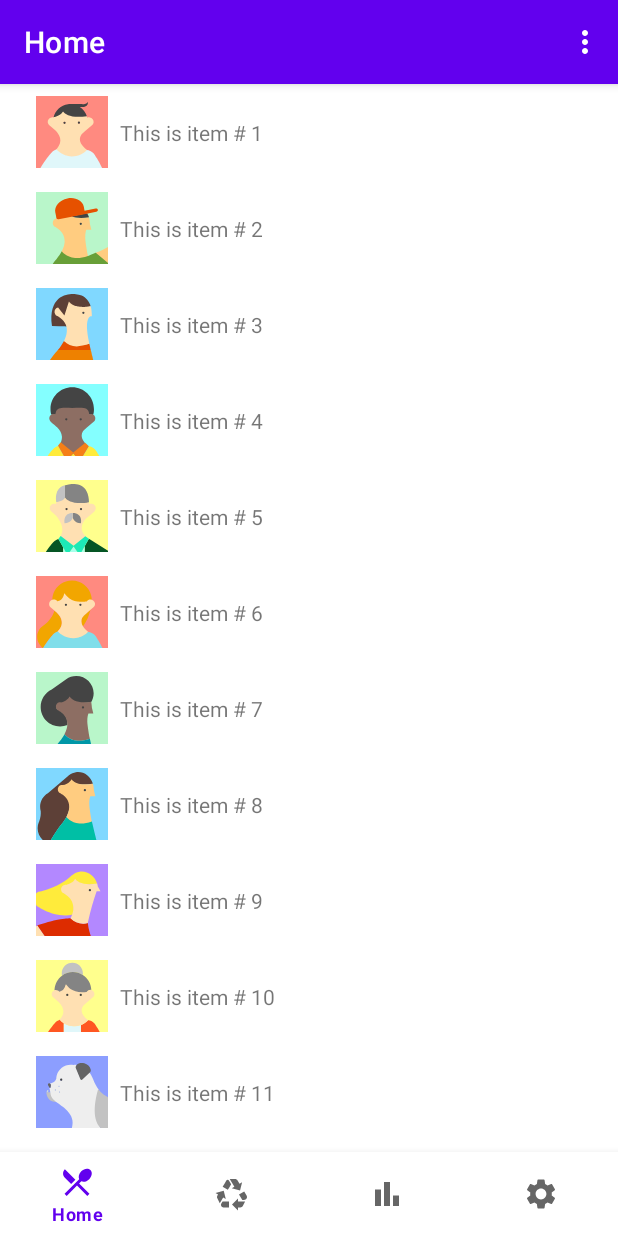
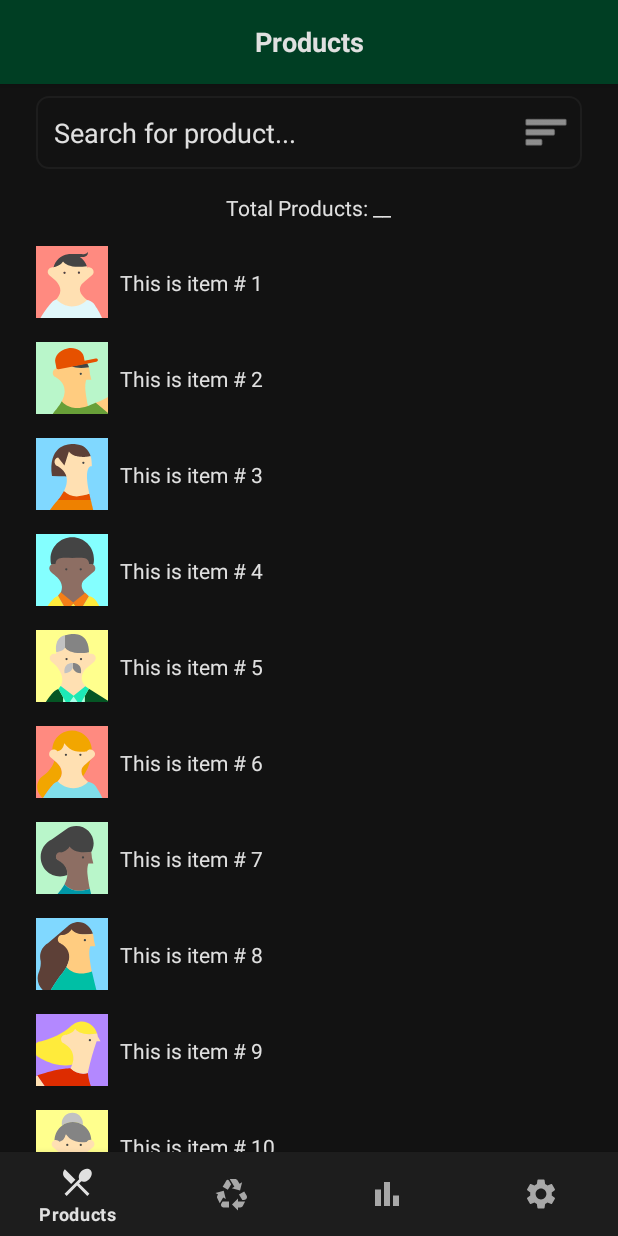
Before and after one commit to SimmSoft/QFoodly, an Android app: the screen it shows after launch (MainActivity), on a phone screen of 412 x 824 dp. Run offline under Robolectric (Android 15) with nearby library versions, the phone set to English and light mode, and no system bars; our stand-ins replace navigation-ui; 1 statement that could not run was skipped.

Commit message:
Redesign toolbar and home UI, update theme and navigation
Added centered toolbar title and updated MainActivity. Redesigned home fragment layout to include a search bar, sort button, and product count. Updated color scheme, theme, and bottom navigation appearance for a darker look.

```diff
--- a/app/src/main/java/com/example/qfoodly/MainActivity.java
+++ b/app/src/main/java/com/example/qfoodly/MainActivity.java
@@ -1,16 +1,13 @@
 package com.example.qfoodly;
 
 import android.os.Bundle;
-import android.view.MenuItem;
-import android.view.Menu;
+import android.widget.TextView;
 
 import com.google.android.material.bottomnavigation.BottomNavigationView;
-import com.google.android.material.snackbar.Snackbar;
 import com.google.android.material.navigation.NavigationView;
 
-import androidx.annotation.NonNull;
 import androidx.navigation.NavController;
-import androidx.navigation.Navigation;
+import androidx.navigation.NavDestination;
 import androidx.navigation.fragment.NavHostFragment;
 import androidx.navigation.ui.AppBarConfiguration;
 import androidx.navigation.ui.NavigationUI;
@@ -30,6 +27,10 @@ public class MainActivity extends AppCompatActivity {
         setContentView(binding.getRoot());
 
         setSupportActionBar(binding.appBarMain.toolbar);
+        if (getSupportActionBar() != null) {
+            getSupportActionBar().setDisplayShowTitleEnabled(false);
+        }
+
         NavHostFragment navHostFragment = (NavHostFragment) getSupportFragmentManager().findFragmentById(R.id.nav_host_fragment_content_main);
         assert navHostFragment != null;
         NavController navController = navHostFragment.getNavController();
@@ -47,39 +48,23 @@ public class MainActivity extends AppCompatActivity {
         BottomNavigationView bottomNavigationView = binding.appBarMain.contentMain.bottomNavView;
         if (bottomNavigationView != null) {
             mAppBarConfiguration = new AppBarConfiguration.Builder(
-                    R.id.nav_home, R.id.nav_deposit, R.id.nav_stats , R.id.nav_settings)
+                    R.id.nav_home, R.id.nav_deposit, R.id.nav_stats, R.id.nav_settings)
                     .build();
             NavigationUI.setupActionBarWithNavController(this, navController, mAppBarConfiguration);
             NavigationUI.setupWithNavController(bottomNavigationView, navController);
         }
-    }
 
-    @Override
-    public boolean onCreateOptionsMenu(Menu menu) {
-        boolean result = super.onCreateOptionsMenu(menu);
-        // Using findViewById because NavigationView exists in different layout files
-        // between w600dp and w1240dp
-        NavigationView navView = findViewById(R.id.nav_view);
-        if (navView == null) {
-            // The navigation drawer already has the items including the items in the overflow menu
-            // We only inflate the overflow menu if the navigation drawer isn't visible
-            getMenuInflater().inflate(R.menu.overflow, menu);
-        }
-        return result;
-    }
-
-    @Override
-    public boolean onOptionsItemSelected(@NonNull MenuItem item) {
-        if (item.getItemId() == R.id.nav_settings) {
-            NavController navController = Navigation.findNavController(this, R.id.nav_host_fragment_content_main);
-            navController.navigate(R.id.nav_settings);
-        }
-        return super.onOptionsItemSelected(item);
+        TextView toolbarTitle = findViewById(R.id.toolbar_title);
+        navController.addOnDestinationChangedListener((controller, destination, arguments) -> {
+            if (toolbarTitle != null) {
+                toolbarTitle.setText(destination.getLabel());
+            }
+        });
     }
 
     @Override
     public boolean onSupportNavigateUp() {
-        NavController navController = Navigation.findNavController(this, R.id.nav_host_fragment_content_main);
+        NavController navController = NavHostFragment.findNavController(getSupportFragmentManager().findFragmentById(R.id.nav_host_fragment_content_main));
         return NavigationUI.navigateUp(navController, mAppBarConfiguration)
                 || super.onSupportNavigateUp();
     }
--- a/app/src/main/java/com/example/qfoodly/ui/deposit/DepositViewModel.java
+++ b/app/src/main/java/com/example/qfoodly/ui/deposit/DepositViewModel.java
@@ -10,7 +10,7 @@ public class DepositViewModel extends ViewModel {
 
     public DepositViewModel() {
         mText = new MutableLiveData<>();
-        mText.setValue("This is slideshow fragment");
+        mText.setValue("DEPOSIT");
     }
 
     public LiveData<String> getText() {
--- a/app/src/main/java/com/example/qfoodly/ui/settings/SettingsViewModel.java
+++ b/app/src/main/java/com/example/qfoodly/ui/settings/SettingsViewModel.java
@@ -10,7 +10,7 @@ public class SettingsViewModel extends ViewModel {
 
     public SettingsViewModel() {
         mText = new MutableLiveData<>();
-        mText.setValue("This is settings fragment");
+        mText.setValue("SETTINGS");
     }
 
     public LiveData<String> getText() {
--- a/app/src/main/java/com/example/qfoodly/ui/stats/StatsViewModel.java
+++ b/app/src/main/java/com/example/qfoodly/ui/stats/StatsViewModel.java
@@ -10,7 +10,7 @@ public class StatsViewModel extends ViewModel {
 
     public StatsViewModel() {
         mText = new MutableLiveData<>();
-        mText.setValue("This is reflow fragment");
+        mText.setValue("STATS");
     }
 
     public LiveData<String> getText() {
--- /dev/null
+++ b/app/src/main/res/color/bottom_nav_color.xml
@@ -0,0 +1,5 @@
+<?xml version="1.0" encoding="utf-8"?>
+<selector xmlns:android="http://schemas.android.com/apk/res/android">
+    <item android:color="@color/white" android:state_checked="true" />
+    <item android:color="#A8A8A8" />
+</selector>
--- /dev/null
+++ b/app/src/main/res/drawable/search_bar_background.xml
@@ -0,0 +1,8 @@
+<?xml version="1.0" encoding="utf-8"?>
+<shape xmlns:android="http://schemas.android.com/apk/res/android">
+    <solid android:color="@color/background_dark" />
+    <corners android:radius="8dp" />
+    <stroke
+        android:width="1dp"
+        android:color="@color/secondary_dark" />
+</shape>
--- a/app/src/main/res/layout-w1240dp/app_bar_main.xml
+++ b/app/src/main/res/layout-w1240dp/app_bar_main.xml
@@ -17,7 +17,18 @@
             android:layout_width="match_parent"
             android:layout_height="?attr/actionBarSize"
             android:background="?attr/colorPrimary"
-            app:popupTheme="@style/Theme.QFoodly.PopupOverlay" />
+            app:popupTheme="@style/Theme.QFoodly.PopupOverlay">
+
+            <TextView
+                android:id="@+id/toolbar_title"
+                android:layout_width="wrap_content"
+                android:layout_height="wrap_content"
+                android:layout_gravity="center"
+                android:textColor="@color/white"
+                android:textSize="18sp"
+                android:textStyle="bold"
+                tools:text="Title" />
+        </androidx.appcompat.widget.Toolbar>
 
     </com.google.android.material.appbar.AppBarLayout>
 
--- a/app/src/main/res/layout-w600dp/app_bar_main.xml
+++ b/app/src/main/res/layout-w600dp/app_bar_main.xml
@@ -17,7 +17,18 @@
             android:layout_width="match_parent"
             android:layout_height="?attr/actionBarSize"
             android:background="?attr/colorPrimary"
-            app:popupTheme="@style/Theme.QFoodly.PopupOverlay" />
+            app:popupTheme="@style/Theme.QFoodly.PopupOverlay">
+
+            <TextView
+                android:id="@+id/toolbar_title"
+                android:layout_width="wrap_content"
+                android:layout_height="wrap_content"
+                android:layout_gravity="center"
+                android:textColor="@color/white"
+                android:textSize="18sp"
+                android:textStyle="bold"
+                tools:text="Title" />
+        </androidx.appcompat.widget.Toolbar>
 
     </com.google.android.material.appbar.AppBarLayout>
 
--- a/app/src/main/res/layout-w600dp/fragment_home.xml
+++ b/app/src/main/res/layout-w600dp/fragment_home.xml
@@ -1,10 +1,61 @@
 <?xml version="1.0" encoding="utf-8"?>
-<androidx.recyclerview.widget.RecyclerView xmlns:android="http://schemas.android.com/apk/res/android"
+<RelativeLayout xmlns:android="http://schemas.android.com/apk/res/android"
     xmlns:app="http://schemas.android.com/apk/res-auto"
     xmlns:tools="http://schemas.android.com/tools"
-    android:id="@+id/recyclerview_home"
     android:layout_width="match_parent"
     android:layout_height="match_parent"
-    app:layoutManager="GridLayoutManager"
-    app:spanCount="4"
-    tools:context=".ui.home.HomeFragment" />
+    tools:context=".ui.home.HomeFragment">
+
+    <RelativeLayout
+        android:id="@+id/search_container"
+        android:layout_width="match_parent"
+        android:layout_height="wrap_content"
+        android:layout_margin="8dp"
+        android:background="@drawable/search_bar_background">
+
+        <EditText
+            android:id="@+id/search_edit_text"
+            android:layout_width="match_parent"
+            android:layout_height="wrap_content"
+            android:layout_toStartOf="@+id/sort_button"
+            android:background="@android:color/transparent"
+            android:hint="Search for product..."
+            android:inputType="text"
+            android:maxLines="1"
+            android:padding="12dp"
+            android:textColor="@color/white"
+            android:textColorHint="@color/white" />
+
+        <ImageButton
+            android:id="@+id/sort_button"
+            android:layout_width="wrap_content"
+            android:layout_height="wrap_content"
+            android:layout_alignParentEnd="true"
+            android:layout_centerVertical="true"
+            android:background="@android:color/transparent"
+            android:contentDescription="Sort"
+            android:padding="8dp"
+            android:src="@android:drawable/ic_menu_sort_by_size"
+            app:tint="@color/white" />
+    </RelativeLayout>
+
+    <TextView
+        android:id="@+id/total_products_text"
+        android:layout_width="wrap_content"
+        android:layout_height="wrap_content"
+        android:layout_below="@+id/search_container"
+        android:layout_centerHorizontal="true"
+        android:layout_marginTop="8dp"
+        android:text="Total Products: __"
+        android:textColor="@color/white" />
+
+    <androidx.recyclerview.widget.RecyclerView
+        android:id="@+id/recyclerview_home"
+        android:layout_width="match_parent"
+        android:layout_height="match_parent"
+        android:layout_below="@+id/total_products_text"
+        android:layout_marginTop="8dp"
+        app:layoutManager="GridLayoutManager"
+        app:spanCount="4" />
+
+</RelativeLayout>
--- a/app/src/main/res/layout/app_bar_main.xml
+++ b/app/src/main/res/layout/app_bar_main.xml
@@ -17,7 +17,18 @@
             android:layout_width="match_parent"
             android:layout_height="?attr/actionBarSize"
             android:background="?attr/colorPrimary"
-            app:popupTheme="@style/Theme.QFoodly.PopupOverlay" />
+            app:popupTheme="@style/Theme.QFoodly.PopupOverlay">
+
+            <TextView
+                android:id="@+id/toolbar_title"
+                android:layout_width="wrap_content"
+                android:layout_height="wrap_content"
+                android:layout_gravity="center"
+                android:textColor="@color/white"
+                android:textSize="18sp"
+                android:textStyle="bold"
+                tools:text="Title" />
+        </androidx.appcompat.widget.Toolbar>
 
     </com.google.android.material.appbar.AppBarLayout>
 
--- a/app/src/main/res/layout/content_main.xml
+++ b/app/src/main/res/layout/content_main.xml
@@ -24,5 +24,8 @@
         android:layout_width="match_parent"
         android:layout_height="56dp"
         android:layout_gravity="bottom"
+        android:background="@color/secondary_dark"
+        app:itemIconTint="@color/bottom_nav_color"
+        app:itemTextColor="@color/bottom_nav_color"
         app:menu="@menu/bottom_navigation" />
 </LinearLayout>
--- a/app/src/main/res/layout/fragment_home.xml
+++ b/app/src/main/res/layout/fragment_home.xml
@@ -1,9 +1,60 @@
 <?xml version="1.0" encoding="utf-8"?>
-<androidx.recyclerview.widget.RecyclerView xmlns:android="http://schemas.android.com/apk/res/android"
+<RelativeLayout xmlns:android="http://schemas.android.com/apk/res/android"
     xmlns:app="http://schemas.android.com/apk/res-auto"
     xmlns:tools="http://schemas.android.com/tools"
-    android:id="@+id/recyclerview_home"
     android:layout_width="match_parent"
     android:layout_height="match_parent"
-    app:layoutManager="LinearLayoutManager"
-    tools:context=".ui.home.HomeFragment" />
+    tools:context=".ui.home.HomeFragment">
+
+    <RelativeLayout
+        android:id="@+id/search_container"
+        android:layout_width="match_parent"
+        android:layout_height="wrap_content"
+        android:layout_margin="8dp"
+        android:background="@drawable/search_bar_background">
+
+        <EditText
+            android:id="@+id/search_edit_text"
+            android:layout_width="match_parent"
+            android:layout_height="wrap_content"
+            android:layout_toStartOf="@+id/sort_button"
+            android:background="@android:color/transparent"
+            android:hint="Search for product..."
+            android:inputType="text"
+            android:maxLines="1"
+            android:padding="12dp"
+            android:textColor="@color/white"
+            android:textColorHint="@color/white" />
+
+        <ImageButton
+            android:id="@+id/sort_button"
+            android:layout_width="wrap_content"
+            android:layout_height="wrap_content"
+            android:layout_alignParentEnd="true"
+            android:layout_centerVertical="true"
+            android:background="@android:color/transparent"
+            android:contentDescription="Sort"
+            android:padding="8dp"
+            android:src="@android:drawable/ic_menu_sort_by_size"
+            app:tint="@color/white" />
+    </RelativeLayout>
+
+    <TextView
+        android:id="@+id/total_products_text"
+        android:layout_width="wrap_content"
+        android:layout_height="wrap_content"
+        android:layout_below="@+id/search_container"
+        android:layout_centerHorizontal="true"
+        android:layout_marginTop="8dp"
+        android:text="Total Products: __"
+        android:textColor="@color/white" />
+
+    <androidx.recyclerview.widget.RecyclerView
+        android:id="@+id/recyclerview_home"
+        android:layout_width="match_parent"
+        android:layout_height="match_parent"
+        android:layout_below="@+id/total_products_text"
+        android:layout_marginTop="8dp"
+        app:layoutManager="LinearLayoutManager" />
+
+</RelativeLayout>
--- a/app/src/main/res/navigation/mobile_navigation.xml
+++ b/app/src/main/res/navigation/mobile_navigation.xml
@@ -9,23 +9,63 @@
         android:id="@+id/nav_home"
         android:name="com.example.qfoodly.ui.home.HomeFragment"
         android:label="@string/menu_home"
-        tools:layout="@layout/fragment_home" />
+        tools:layout="@layout/fragment_home" >
+        <action
+            android:id="@+id/action_nav_home_to_nav_deposit"
+            app:destination="@id/nav_deposit" />
+        <action
+            android:id="@+id/action_nav_home_to_nav_stats"
+            app:destination="@id/nav_stats" />
+        <action
+            android:id="@+id/action_nav_home_to_nav_settings"
+            app:destination="@id/nav_settings" />
+    </fragment>
 
     <fragment
         android:id="@+id/nav_deposit"
         android:name="com.example.qfoodly.ui.deposit.DepositFragment"
         android:label="@string/menu_deposit"
-        tools:layout="@layout/fragment_deposit" />
+        tools:layout="@layout/fragment_deposit" >
+        <action
+            android:id="@+id/action_nav_deposit_to_nav_home"
+            app:destination="@id/nav_home" />
+        <action
+            android:id="@+id/action_nav_deposit_to_nav_stats"
+            app:destination="@id/nav_stats" />
+        <action
+            android:id="@+id/action_nav_deposit_to_nav_settings"
+            app:destination="@id/nav_settings" />
+    </fragment>
 
     <fragment
         android:id="@+id/nav_stats"
         android:name="com.example.qfoodly.ui.stats.StatsFragment"
         android:label="@string/menu_stats"
-        tools:layout="@layout/fragment_stats" />
+        tools:layout="@layout/fragment_stats" >
+        <action
+            android:id="@+id/action_nav_stats_to_nav_home"
+            app:destination="@id/nav_home" />
+        <action
+            android:id="@+id/action_nav_stats_to_nav_deposit"
+            app:destination="@id/nav_deposit" />
+        <action
+            android:id="@+id/action_nav_stats_to_nav_settings"
+            app:destination="@id/nav_settings" />
+    </fragment>
 
     <fragment
         android:id="@+id/nav_settings"
         android:name="com.example.qfoodly.ui.settings.SettingsFragment"
         android:label="@string/menu_settings"
-        tools:layout="@layout/fragment_settings" />
+        tools:layout="@layout/fragment_settings" >
+        <action
+            android:id="@+id/action_nav_settings_to_nav_home"
+            app:destination="@id/nav_home" />
+        <action
+            android:id="@+id/action_nav_settings_to_nav_deposit"
+            app:destination="@id/nav_deposit" />
+        <action
+            android:id="@+id/action_nav_settings_to_nav_stats"
+            app:destination="@id/nav_stats" />
+    </fragment>
 </navigation>
--- a/app/src/main/res/values-night/themes.xml
+++ b/app/src/main/res/values-night/themes.xml
@@ -2,8 +2,8 @@
     <!-- Base application theme. -->
     <style name="Theme.QFoodly" parent="Theme.MaterialComponents.DayNight.DarkActionBar">
         <!-- Primary brand color. -->
-        <item name="colorPrimary">@color/purple_200</item>
-        <item name="colorPrimaryVariant">@color/purple_700</item>
+        <item name="colorPrimary">@color/primary_light</item>
+        <item name="colorPrimaryVariant">@color/primary</item>
         <item name="colorOnPrimary">@color/black</item>
         <!-- Secondary brand color. -->
         <item name="colorSecondary">@color/teal_200</item>
@@ -12,5 +12,7 @@
         <!-- Status bar color. -->
         <item name="android:statusBarColor">?attr/colorPrimaryVariant</item>
         <!-- Customize your theme here. -->
+        <item name="android:colorBackground">@color/background_dark</item>
+        <item name="android:textColor">@color/white</item>
     </style>
 </resources>
--- a/app/src/main/res/values/colors.xml
+++ b/app/src/main/res/values/colors.xml
@@ -1,10 +1,13 @@
 <?xml version="1.0" encoding="utf-8"?>
 <resources>
-    <color name="purple_200">#FFBB86FC</color>
-    <color name="purple_500">#FF6200EE</color>
-    <color name="purple_700">#FF3700B3</color>
+    <color name="primary">#003E23</color>
+    <color name="primary_dark">#002D1A</color>
+    <color name="primary_light">#004F2B</color>
     <color name="teal_200">#FF03DAC5</color>
     <color name="teal_700">#FF018786</color>
     <color name="black">#FF000000</color>
-    <color name="white">#FFFFFFFF</color>
+    <color name="white">#E0E0E0</color>
+    <color name="background">#F5F5F5</color>
+    <color name="background_dark">#121212</color>
+    <color name="secondary_dark">#1d1d1d</color>
 </resources>
--- a/app/src/main/res/values/strings.xml
+++ b/app/src/main/res/values/strings.xml
@@ -7,7 +7,7 @@
     <string name="nav_header_desc">Navigation header</string>
     <string name="action_settings">Settings</string>
 
-    <string name="menu_home">Home</string>
+    <string name="menu_home">Products</string>
     <string name="menu_deposit">Deposit</string>
     <string name="menu_stats">Stats</string>
     <string name="menu_settings">Settings</string>
--- a/app/src/main/res/values/themes.xml
+++ b/app/src/main/res/values/themes.xml
@@ -2,8 +2,8 @@
     <!-- Base application theme. -->
     <style name="Theme.QFoodly" parent="Theme.MaterialComponents.DayNight.DarkActionBar">
         <!-- Primary brand color. -->
-        <item name="colorPrimary">@color/purple_500</item>
-        <item name="colorPrimaryVariant">@color/purple_700</item>
+        <item name="colorPrimary">@color/primary</item>
+        <item name="colorPrimaryVariant">@color/primary_dark</item>
         <item name="colorOnPrimary">@color/white</item>
         <!-- Secondary brand color. -->
         <item name="colorSecondary">@color/teal_200</item>
@@ -12,6 +12,8 @@
         <!-- Status bar color. -->
         <item name="android:statusBarColor">?attr/colorPrimaryVariant</item>
         <!-- Customize your theme here. -->
+        <item name="android:colorBackground">@color/background_dark</item>
+        <item name="android:textColor">@color/white</item>
     </style>
 
     <style name="Theme.QFoodly.NoActionBar">
```
